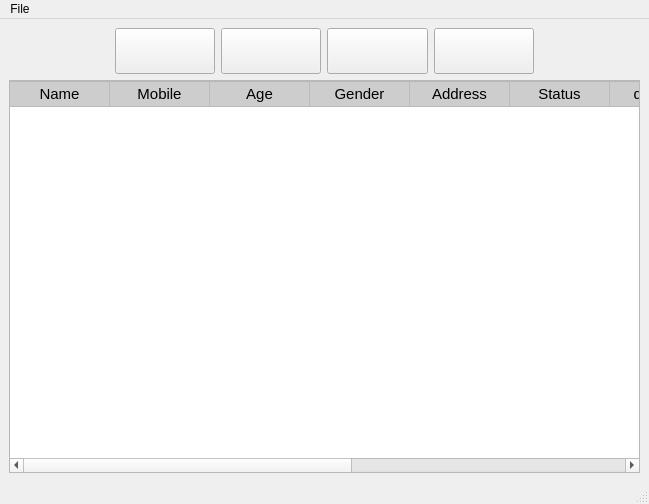
Qt form ui/patient.ui (khaledabotaleb/active-application) before a commit.
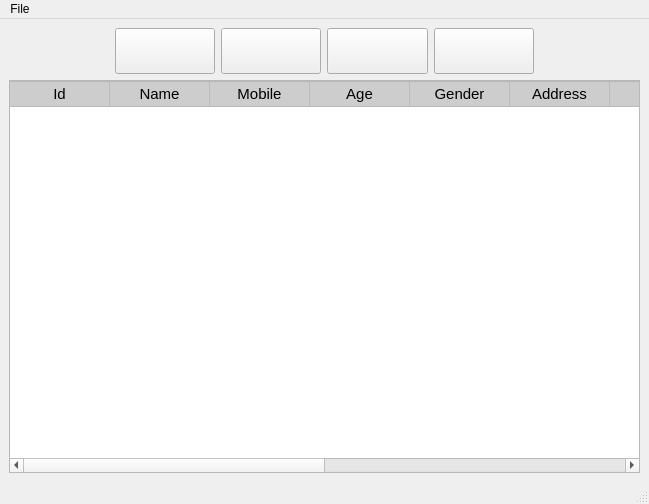
The same form after that commit. Icons and pictures are not drawn.

Commit message: add new changes for visit and patient

The edit to the form file:
```diff
--- a/ui/patient.ui
+++ b/ui/patient.ui
@@ -178,6 +178,17 @@
       <property name="rowCount">
        <number>0</number>
       </property>
+      <attribute name="horizontalHeaderVisible">
+       <bool>true</bool>
+      </attribute>
+      <attribute name="verticalHeaderVisible">
+       <bool>false</bool>
+      </attribute>
+      <column>
+       <property name="text">
+        <string>Id</string>
+       </property>
+      </column>
       <column>
        <property name="text">
         <string>Name</string>
```
The commit also changes 11 other files.
